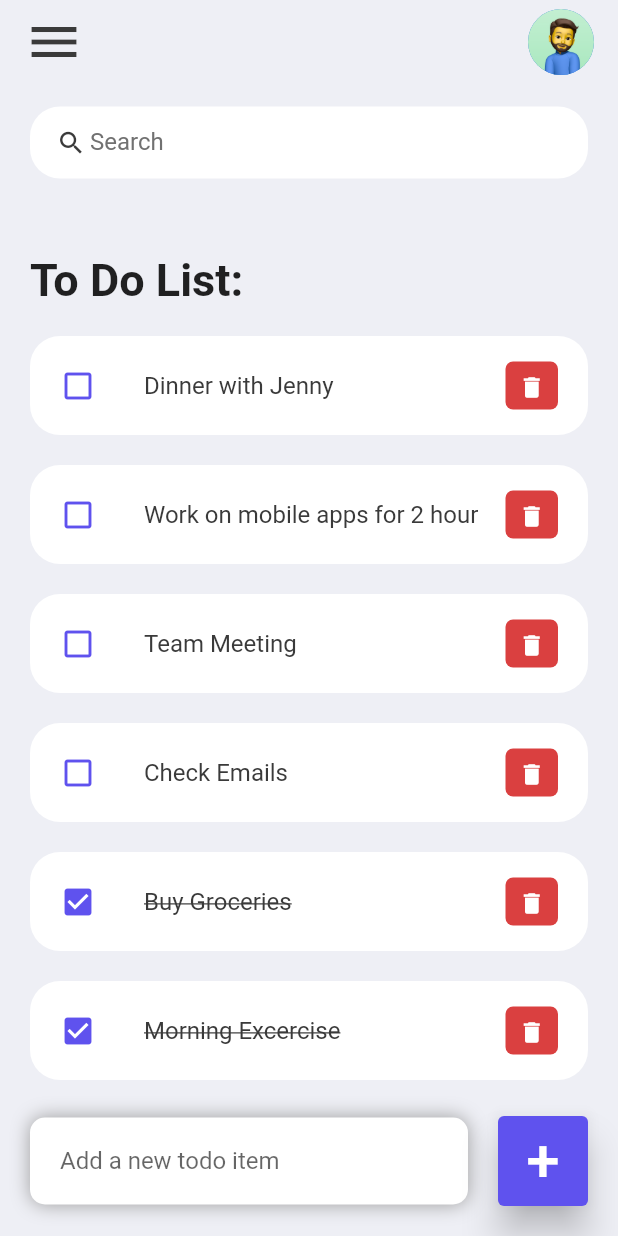
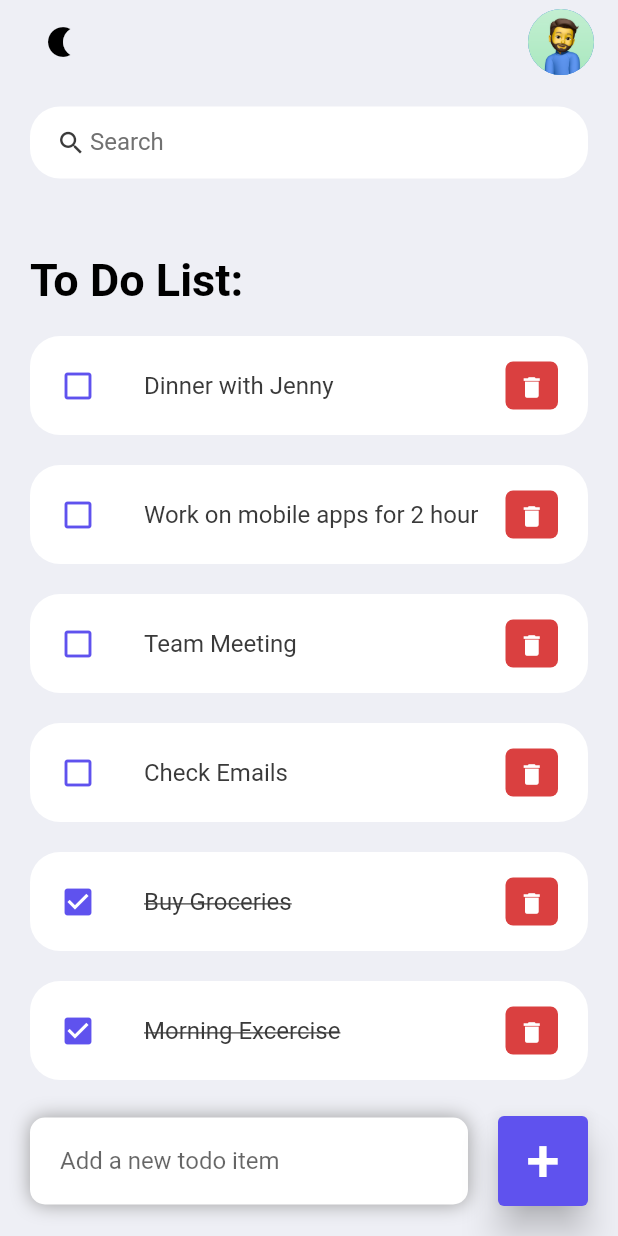
Before and after one commit to sidesshmore/To-Do-App-Flutter, a Flutter app: the screen it shows after launch, on a phone screen of 412 x 824 dp. Run offline on Flutter 3.47's test engine with Material 2 defaults, Android fonts, the phone set to English and light mode, and no system bars.

Commit message:
Dark Mode Added

```diff
--- a/lib/constants/colors.dart
+++ b/lib/constants/colors.dart
@@ -7,3 +7,13 @@ const Color tdBlack = Color(0xFF3A3A3A);
 const Color tdGrey = Color(0xFF717171);
 
 const Color tdBGColor = Color(0xFFEEEFF5);
+
+// Light Theme Colors
+const Color tdLightPrimaryColor = Color(0xFFEEEFF5);
+const Color tdLightAppBarIconColor = Colors.black;
+// Define other light theme colors as needed
+
+// Dark Theme Colors
+const Color tdDarkPrimaryColor = Colors.black;
+const Color tdDarkAppBarIconColor = Colors.yellow;
+// Define other dark theme colors as needed
--- a/lib/screen/home.dart
+++ b/lib/screen/home.dart
@@ -15,6 +15,17 @@ class _HomeState extends State<Home> {
   final todosList = ToDo.todoList();
   final _todoController = TextEditingController();
   List<ToDo> _foundToDo = [];
+  final lightThemeData = ThemeData(
+    // Define light theme colors and other properties
+    primaryColor: Color(0xFFEEEFF5),
+    // Define other light theme properties as needed
+  );
+
+  final darkThemeData = ThemeData(
+    // Define dark theme colors and other properties
+    primaryColor: Colors.black,
+    // Define other dark theme properties as needed
+  );
 
   @override
   void initState() {
@@ -25,8 +36,9 @@ class _HomeState extends State<Home> {
   @override
   Widget build(BuildContext context) {
     return Scaffold(
-      backgroundColor: tdBGColor,
-      appBar: _buildAppBar(),
+      backgroundColor:
+          isDarkMode ? darkThemeData.primaryColor : lightThemeData.primaryColor,
+      appBar: _buildAppBar(isDarkMode, toggleTheme),
       body: Stack(
         children: [
           Container(
@@ -39,10 +51,13 @@ class _HomeState extends State<Home> {
                     children: [
                       Container(
                         margin: const EdgeInsets.only(top: 50, bottom: 20),
-                        child: const Text(
+                        child: Text(
                           'To Do List:',
                           style: TextStyle(
-                              fontSize: 30, fontWeight: FontWeight.bold),
+                            fontSize: 30,
+                            fontWeight: FontWeight.bold,
+                            color: isDarkMode ? Colors.white : Colors.black,
+                          ),
                         ),
                       ),
                       for (ToDo todoo in _foundToDo.reversed)
@@ -155,6 +170,12 @@ class _HomeState extends State<Home> {
     });
   }
 
+  void toggleTheme() {
+    setState(() {
+      isDarkMode = !isDarkMode;
+    });
+  }
+
   Widget searchBox() {
     return Container(
       padding: const EdgeInsets.symmetric(horizontal: 15),
@@ -185,16 +206,16 @@ class _HomeState extends State<Home> {
   }
 }
 
-AppBar _buildAppBar() {
+AppBar _buildAppBar(bool isDarkMode, VoidCallback toggleTheme) {
   return AppBar(
     elevation: 0,
-    title: const Row(
+    title: Row(
       mainAxisAlignment: MainAxisAlignment.spaceBetween,
       children: [
-        Icon(
-          Icons.menu,
-          color: tdBlack,
-          size: 40,
+        IconButton(
+          icon: isDarkMode ? Icon(Icons.sunny) : Icon(Icons.nightlight),
+          color: isDarkMode ? tdDarkAppBarIconColor : tdLightAppBarIconColor,
+          onPressed: toggleTheme,
         ),
         CircleAvatar(
           radius: 22,
@@ -202,6 +223,8 @@ AppBar _buildAppBar() {
         )
       ],
     ),
-    backgroundColor: tdBGColor,
+    backgroundColor: isDarkMode
+        ? tdDarkPrimaryColor
+        : tdLightPrimaryColor, // Update the app bar color based on isDarkMode
   );
 }
```
